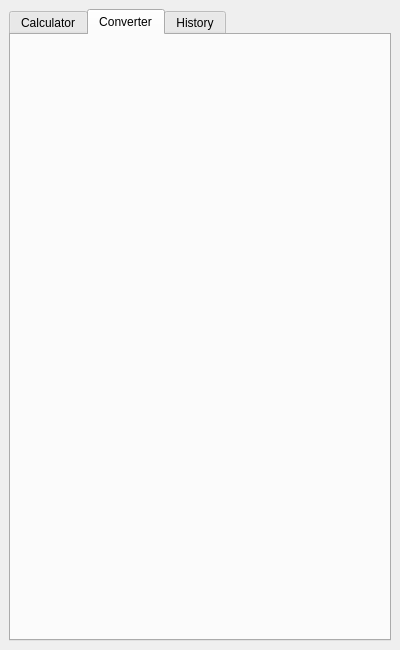
The window that calculator/ui/calculator.ui (HaRobin/Calculator) describes before a commit, drawn with Qt 5.
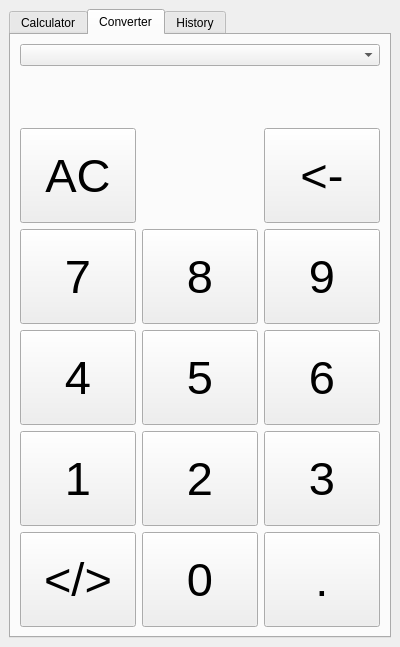
The same window after the commit. The open tabs and pages were chosen to show the change.

Patch:
```diff
--- a/calculator/ui/calculator.ui
+++ b/calculator/ui/calculator.ui
@@ -7,7 +7,7 @@
     <x>0</x>
     <y>0</y>
     <width>400</width>
-    <height>650</height>
+    <height>647</height>
    </rect>
   </property>
   <property name="sizePolicy">
@@ -19,21 +19,21 @@
   <property name="minimumSize">
    <size>
     <width>400</width>
-    <height>650</height>
+    <height>647</height>
    </size>
   </property>
   <property name="maximumSize">
    <size>
     <width>400</width>
-    <height>650</height>
+    <height>647</height>
    </size>
   </property>
   <property name="windowTitle">
    <string>Calculator</string>
   </property>
   <widget class="QWidget" name="centralwidget">
-   <layout class="QVBoxLayout" name="verticalLayout_4">
-    <item>
+   <layout class="QGridLayout" name="gridLayout_8">
+    <item row="0" column="0">
      <widget class="QTabWidget" name="tabWidget">
       <property name="accessibleName">
        <string/>
@@ -1006,6 +1006,367 @@
        <attribute name="title">
         <string>Converter</string>
        </attribute>
+       <layout class="QGridLayout" name="gridLayout_7">
+        <item row="0" column="0">
+         <widget class="QComboBox" name="comboBox"/>
+        </item>
+        <item row="1" column="0">
+         <layout class="QHBoxLayout" name="horizontalLayout">
+          <item>
+           <widget class="QLabel" name="inputConverter">
+            <property name="minimumSize">
+             <size>
+              <width>0</width>
+              <height>50</height>
+             </size>
+            </property>
+            <property name="maximumSize">
+             <size>
+              <width>16777215</width>
+              <height>50</height>
+             </size>
+            </property>
+            <property name="font">
+             <font>
+              <pointsize>25</pointsize>
+             </font>
+            </property>
+            <property name="text">
+             <string/>
+            </property>
+            <property name="alignment">
+             <set>Qt::AlignCenter</set>
+            </property>
+           </widget>
+          </item>
+          <item>
+           <widget class="QLabel" name="outputConverter">
+            <property name="minimumSize">
+             <size>
+              <width>0</width>
+              <height>50</height>
+             </size>
+            </property>
+            <property name="maximumSize">
+             <size>
+              <width>16777215</width>
+              <height>50</height>
+             </size>
+            </property>
+            <property name="font">
+             <font>
+              <pointsize>25</pointsize>
+             </font>
+            </property>
+            <property name="text">
+             <string/>
+            </property>
+            <property name="alignment">
+             <set>Qt::AlignCenter</set>
+            </property>
+           </widget>
+          </item>
+         </layout>
+        </item>
+        <item row="2" column="0">
+         <layout class="QGridLayout" name="gridLayout">
+          <item row="3" column="1">
+           <widget class="QPushButton" name="pushButton_10">
+            <property name="sizePolicy">
+             <sizepolicy hsizetype="Expanding" vsizetype="Expanding">
+              <horstretch>0</horstretch>
+              <verstretch>0</verstretch>
+             </sizepolicy>
+            </property>
+            <property name="font">
+             <font>
+              <pointsize>35</pointsize>
+             </font>
+            </property>
+            <property name="text">
+             <string>2</string>
+            </property>
+            <property name="shortcut">
+             <string>2</string>
+            </property>
+           </widget>
+          </item>
+          <item row="4" column="1">
+           <widget class="QPushButton" name="pushButton_11">
+            <property name="sizePolicy">
+             <sizepolicy hsizetype="Expanding" vsizetype="Expanding">
+              <horstretch>0</horstretch>
+              <verstretch>0</verstretch>
+             </sizepolicy>
+            </property>
+            <property name="font">
+             <font>
+              <pointsize>35</pointsize>
+             </font>
+            </property>
+            <property name="text">
+             <string>0</string>
+            </property>
+            <property name="shortcut">
+             <string>0</string>
+            </property>
+           </widget>
+          </item>
+          <item row="3" column="0">
+           <widget class="QPushButton" name="pushButton_3">
+            <property name="sizePolicy">
+             <sizepolicy hsizetype="Expanding" vsizetype="Expanding">
+              <horstretch>0</horstretch>
+              <verstretch>0</verstretch>
+             </sizepolicy>
+            </property>
+            <property name="font">
+             <font>
+              <pointsize>35</pointsize>
+             </font>
+            </property>
+            <property name="text">
+             <string>1</string>
+            </property>
+            <property name="shortcut">
+             <string>1</string>
+            </property>
+           </widget>
+          </item>
+          <item row="0" column="0">
+           <widget class="QPushButton" name="pushButton_13">
+            <property name="sizePolicy">
+             <sizepolicy hsizetype="Expanding" vsizetype="Expanding">
+              <horstretch>0</horstretch>
+              <verstretch>0</verstretch>
+             </sizepolicy>
+            </property>
+            <property name="font">
+             <font>
+              <pointsize>35</pointsize>
+             </font>
+            </property>
+            <property name="text">
+             <string>AC</string>
+            </property>
+            <property name="shortcut">
+             <string>Ctrl+Backspace</string>
+            </property>
+           </widget>
+          </item>
+          <item row="2" column="0">
+           <widget class="QPushButton" name="pushButton_2">
+            <property name="sizePolicy">
+             <sizepolicy hsizetype="Expanding" vsizetype="Expanding">
+              <horstretch>0</horstretch>
+              <verstretch>0</verstretch>
+             </sizepolicy>
+            </property>
+            <property name="font">
+             <font>
+              <pointsize>35</pointsize>
+             </font>
+            </property>
+            <property name="text">
+             <string>4</string>
+            </property>
+            <property name="shortcut">
+             <string>4</string>
+            </property>
+           </widget>
+          </item>
+          <item row="4" column="0">
+           <widget class="QPushButton" name="pushButton_4">
+            <property name="sizePolicy">
+             <sizepolicy hsizetype="Expanding" vsizetype="Expanding">
+              <horstretch>0</horstretch>
+              <verstretch>0</verstretch>
+             </sizepolicy>
+            </property>
+            <property name="font">
+             <font>
+              <pointsize>35</pointsize>
+             </font>
+            </property>
+            <property name="text">
+             <string>&lt;/&gt;</string>
+            </property>
+            <property name="shortcut">
+             <string>Return</string>
+            </property>
+           </widget>
+          </item>
+          <item row="3" column="2">
+           <widget class="QPushButton" name="pushButton_9">
+            <property name="sizePolicy">
+             <sizepolicy hsizetype="Expanding" vsizetype="Expanding">
+              <horstretch>0</horstretch>
+              <verstretch>0</verstretch>
+             </sizepolicy>
+            </property>
+            <property name="font">
+             <font>
+              <pointsize>35</pointsize>
+             </font>
+            </property>
+            <property name="text">
+             <string>3</string>
+            </property>
+            <property name="shortcut">
+             <string>3</string>
+            </property>
+           </widget>
+          </item>
+          <item row="1" column="1">
+           <widget class="QPushButton" name="pushButton_5">
+            <property name="sizePolicy">
+             <sizepolicy hsizetype="Expanding" vsizetype="Expanding">
+              <horstretch>0</horstretch>
+              <verstretch>0</verstretch>
+             </sizepolicy>
+            </property>
+            <property name="font">
+             <font>
+              <pointsize>35</pointsize>
+             </font>
+            </property>
+            <property name="text">
+             <string>8</string>
+            </property>
+            <property name="shortcut">
+             <string>8</string>
+            </property>
+           </widget>
+          </item>
+          <item row="4" column="2">
+           <widget class="QPushButton" name="pushButton_14">
+            <property name="sizePolicy">
+             <sizepolicy hsizetype="Expanding" vsizetype="Expanding">
+              <horstretch>0</horstretch>
+              <verstretch>0</verstretch>
+             </sizepolicy>
+            </property>
+            <property name="font">
+             <font>
+              <pointsize>35</pointsize>
+             </font>
+            </property>
+            <property name="text">
+             <string>.</string>
+            </property>
+            <property name="shortcut">
+             <string>.</string>
+            </property>
+           </widget>
+          </item>
+          <item row="2" column="2">
+           <widget class="QPushButton" name="pushButton_8">
+            <property name="sizePolicy">
+             <sizepolicy hsizetype="Expanding" vsizetype="Expanding">
+              <horstretch>0</horstretch>
+              <verstretch>0</verstretch>
+             </sizepolicy>
+            </property>
+            <property name="font">
+             <font>
+              <pointsize>35</pointsize>
+             </font>
+            </property>
+            <property name="text">
+             <string>6</string>
+            </property>
+            <property name="shortcut">
+             <string>6</string>
+            </property>
+           </widget>
+          </item>
+          <item row="2" column="1">
+           <widget class="QPushButton" name="pushButton_7">
+            <property name="sizePolicy">
+             <sizepolicy hsizetype="Expanding" vsizetype="Expanding">
+              <horstretch>0</horstretch>
+              <verstretch>0</verstretch>
+             </sizepolicy>
+            </property>
+            <property name="font">
+             <font>
+              <pointsize>35</pointsize>
+             </font>
+            </property>
+            <property name="text">
+             <string>5</string>
+            </property>
+            <property name="shortcut">
+             <string>5</string>
+            </property>
+           </widget>
+          </item>
+          <item row="1" column="2">
+           <widget class="QPushButton" name="pushButton_6">
+            <property name="sizePolicy">
+             <sizepolicy hsizetype="Expanding" vsizetype="Expanding">
+              <horstretch>0</horstretch>
+              <verstretch>0</verstretch>
+             </sizepolicy>
+            </property>
+            <property name="font">
+             <font>
+              <pointsize>35</pointsize>
+             </font>
+            </property>
+            <property name="text">
+             <string>9</string>
+            </property>
+            <property name="shortcut">
+             <string>9</string>
+            </property>
+           </widget>
+          </item>
+          <item row="0" column="2">
+           <widget class="QPushButton" name="pushButton_12">
+            <property name="sizePolicy">
+             <sizepolicy hsizetype="Expanding" vsizetype="Expanding">
+              <horstretch>0</horstretch>
+              <verstretch>0</verstretch>
+             </sizepolicy>
+            </property>
+            <property name="font">
+             <font>
+              <pointsize>35</pointsize>
+             </font>
+            </property>
+            <property name="text">
+             <string>&lt;-</string>
+            </property>
+            <property name="shortcut">
+             <string>Backspace</string>
+            </property>
+           </widget>
+          </item>
+          <item row="1" column="0">
+           <widget class="QPushButton" name="pushButton">
+            <property name="sizePolicy">
+             <sizepolicy hsizetype="Expanding" vsizetype="Expanding">
+              <horstretch>0</horstretch>
+              <verstretch>0</verstretch>
+             </sizepolicy>
+            </property>
+            <property name="font">
+             <font>
+              <pointsize>35</pointsize>
+             </font>
+            </property>
+            <property name="text">
+             <string>7</string>
+            </property>
+            <property name="shortcut">
+             <string>7</string>
+            </property>
+           </widget>
+          </item>
+         </layout>
+        </item>
+       </layout>
       </widget>
       <widget class="QWidget" name="historyTabWidget">
        <attribute name="title">
```
Left out of the diff: 153 changed lines with no effect on the pictures.
